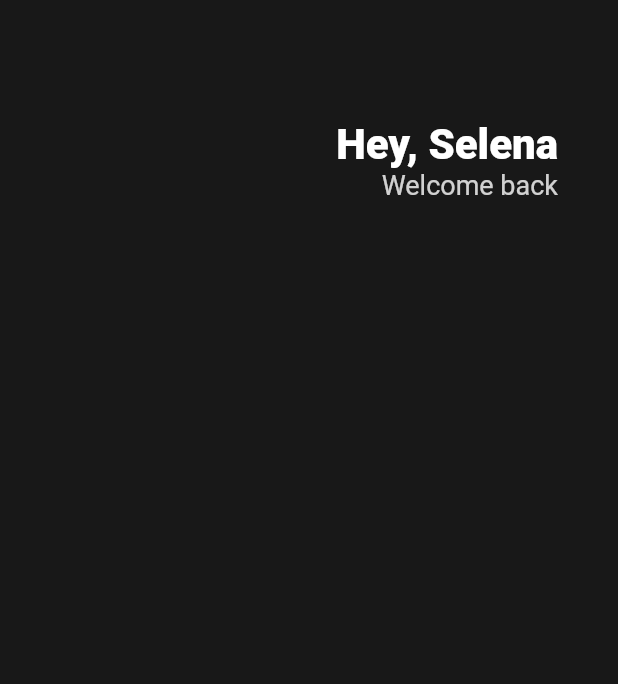
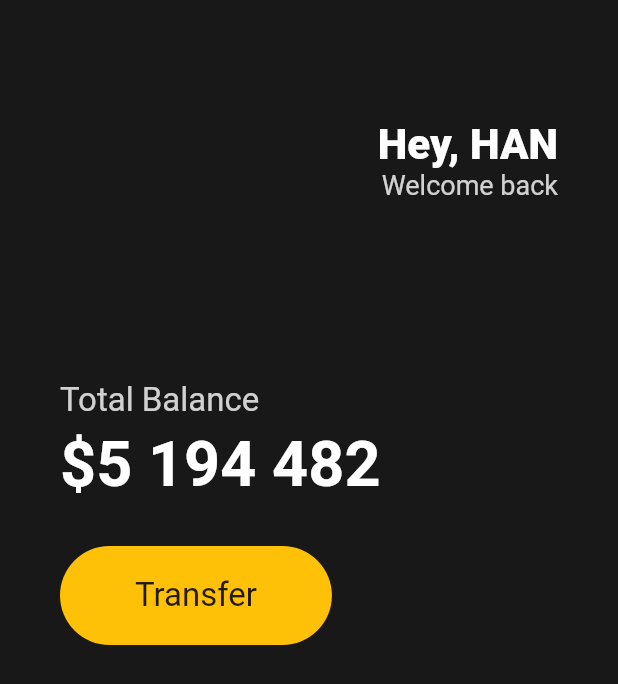
Before and after one commit to gksehfapd/toonflix, a Flutter app: the screen it shows after launch, on a phone screen of 412 x 824 dp. Shown: the top 684 px of the screen. Run offline on Flutter 3.47's test engine with Material 2 defaults, Android fonts, the phone set to English and light mode, and no system bars.

Commit message:
feat: VSCode setting

```diff
--- a/lib/main.dart
+++ b/lib/main.dart
@@ -10,32 +10,35 @@ class Player {
 void main() {
   var han = Player(name: 'DM');
 
-  runApp(App());
+  runApp(const App());
 }
 
 class App extends StatelessWidget {
+  const App({super.key});
+
   @override
   Widget build(BuildContext context) {
     return MaterialApp(
       home: Scaffold(
-        backgroundColor: Color(0xFF181818),
+        backgroundColor: const Color(0xFF181818),
         body: Padding(
-          padding: EdgeInsets.symmetric(
+          padding: const EdgeInsets.symmetric(
             horizontal: 40,
           ),
           child: Column(
+            crossAxisAlignment: CrossAxisAlignment.start,
             children: [
-              SizedBox(
+              const SizedBox(
                 height: 80,
               ),
-              Row(
+              const Row(
                 mainAxisAlignment: MainAxisAlignment.end,
                 children: [
                   Column(
                     crossAxisAlignment: CrossAxisAlignment.end,
                     children: [
                       Text(
-                        'Hey, Selena',
+                        'Hey, HAN',
                         style: TextStyle(
                           color: Colors.white,
                           fontSize: 28,
@@ -52,6 +55,50 @@ class App extends StatelessWidget {
                     ],
                   )
                 ],
+              ),
+              const SizedBox(
+                height: 120,
+              ),
+              Text(
+                'Total Balance',
+                style: TextStyle(
+                  fontSize: 22,
+                  color: Colors.white.withOpacity(0.8),
+                ),
+              ),
+              const SizedBox(
+                height: 5,
+              ),
+              const Text(
+                '\$5 194 482',
+                style: TextStyle(
+                  fontSize: 42,
+                  fontWeight: FontWeight.w600,
+                  color: Colors.white,
+                ),
+              ),
+              const SizedBox(height: 30),
+              Row(
+                children: [
+                  Container(
+                    decoration: BoxDecoration(
+                      color: Colors.amber,
+                      borderRadius: BorderRadius.circular(45),
+                    ),
+                    child: const Padding(
+                      padding: EdgeInsets.symmetric(
+                        vertical: 20,
+                        horizontal: 50,
+                      ),
+                      child: Text(
+                        'Transfer',
+                        style: TextStyle(
+                          fontSize: 22,
+                        ),
+                      ),
+                    ),
+                  )
+                ],
               )
             ],
           ),
```
